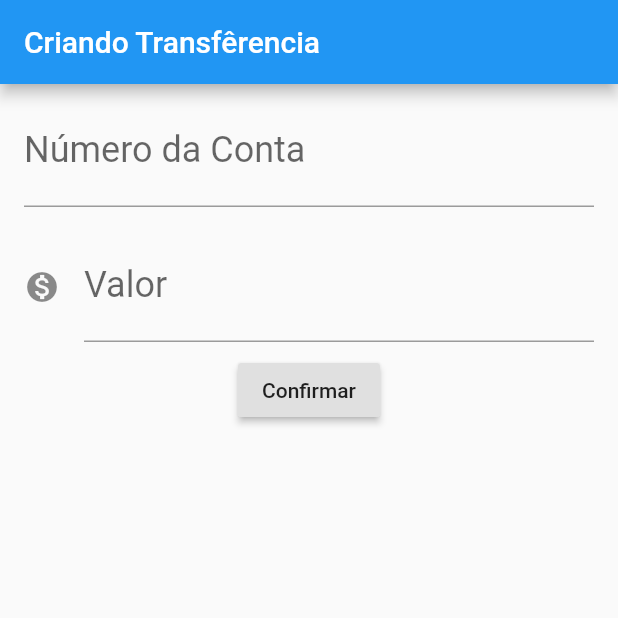
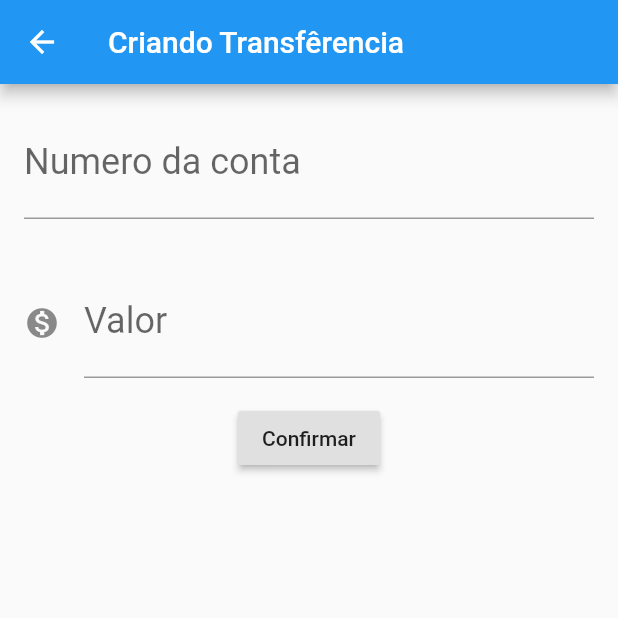
Before and after one commit to Zimmerr/AluraFlutter, a Flutter app: the FormularioTransferencia screen opened directly, after a tap on "Confirmar", on a phone screen of 412 x 824 dp, the top half of it. Run offline on Flutter 3.47's test engine with Material 2 defaults, Android fonts, the phone set to English and light mode, and no system bars.

```diff
--- a/lib/main.dart
+++ b/lib/main.dart
@@ -8,7 +8,7 @@ class ByteBankApp extends StatelessWidget {
   Widget build(BuildContext context) {
     return MaterialApp(
       home: Scaffold(
-        body: FormularioTransferencia(),
+        body: ListaTransferencias(),
       ),
     );
   }
@@ -26,70 +26,92 @@ class FormularioTransferencia extends StatelessWidget {
       appBar: AppBar(title: Text('Criando Transfêrencia'),),
       body: Column(
         children: <Widget>[
-          Padding(
-            padding: const EdgeInsets.fromLTRB(16, 8, 16, 8),
-            child: TextField(
-              controller: _controladorCampoNumeroConta,
-              style: TextStyle(
-                fontSize: 24
-              ),
-              decoration: InputDecoration(
-                labelText: 'Número da Conta',
-                hintText: '0000',
-              ),
-              keyboardType: TextInputType.number,
-            ),
-          ),Padding(
-            padding: const EdgeInsets.fromLTRB(16, 8, 16, 8),
-            child: TextField(
-              controller: _controladorCampoValor,
-              style: TextStyle(
-                fontSize: 24
-              ),
-              decoration: InputDecoration(
-                labelText: 'Valor',
-                hintText: '0.00',
-                icon: Icon(Icons.monetization_on)
-              ),
-              keyboardType: TextInputType.number,
-            ),
-          ),
+          Editor(
+              controlador: _controladorCampoNumeroConta,
+              rotulo: 'Numero da conta',
+              dica: '0000'),
+          Editor(
+              controlador: _controladorCampoValor,
+              rotulo: 'Valor',
+              dica: '0.00',
+              icone: Icons.monetization_on),
           RaisedButton(
-            onPressed: () {
-              debugPrint('clicou no confirmar');
-              final int numeroConta = int.tryParse(_controladorCampoNumeroConta.text);
-              final double valor = double.tryParse(_controladorCampoValor.text);
-              if(numeroConta != null && valor != null){
-                final transferenciaCriada = Transferencia(valor, numeroConta);
-                debugPrint('$transferenciaCriada');
-              }
-
-            },
+            onPressed: () { _criaTransferencia(context); },
             child: Text('Confirmar'),
           ),
         ],
       ),
     );
   }
+
+  void _criaTransferencia(BuildContext context) {
+    final int numeroConta = int.tryParse(_controladorCampoNumeroConta.text);
+    final double valor = double.tryParse(_controladorCampoValor.text);
+    if (numeroConta != null && valor != null) {
+      final transferenciaCriada = Transferencia(valor, numeroConta);
+      Navigator.pop(context, transferenciaCriada);
+    }
+  }
+
+}
+
+class Editor extends StatelessWidget {
+
+  final TextEditingController controlador;
+  final String rotulo;
+  final String dica;
+  final IconData icone;
+
+  Editor({this.controlador, this.rotulo, this.dica, this.icone});
+
+  @override
+  Widget build(BuildContext context) {
+    return           Padding(
+      padding: const EdgeInsets.all(16.0),
+      child: TextField(
+        controller: controlador,
+        style: TextStyle(
+          fontSize: 24.0,
+        ),
+        decoration: InputDecoration(
+          icon: icone != null ? Icon(icone) : null,
+          labelText: rotulo,
+          hintText: dica,
+        ),
+        keyboardType: TextInputType.number,
+      ),
+    );
+  }
 }
 
 class ListaTransferencias extends StatelessWidget{
+
+  final List<Transferencia> _transferencias = List();
+
   @override
   Widget build(BuildContext context) {
     // TODO: implement build
     return Scaffold(
-      body: Column(
-          children: <Widget>[
-            ItemTransferencia(Transferencia(100.0, 1000)),
-            ItemTransferencia(Transferencia(200.0, 2000)),
-            ItemTransferencia(Transferencia(300.0, 3000)),
-          ]
+      body: ListView.builder(
+        itemCount: _transferencias.length,
+        itemBuilder: (context, indice){
+          return ItemTransferencia(_transferencias[indice]);
+        },
       ),
       appBar: AppBar(
         title: Text('Transferências'),
       ),
       floatingActionButton: FloatingActionButton(
         child: Icon(Icons.add),
+        onPressed: () {
+          final Future<Transferencia> future = Navigator.push(context, MaterialPageRoute(builder: (context) {
+            return FormularioTransferencia();
+          }));
+          future.then((transferenciaRecebida) {
+            debugPrint('$transferenciaRecebida');
+            _transferencias.add(transferenciaRecebida);
+          });
+        },
       ),
     );
   }
```
